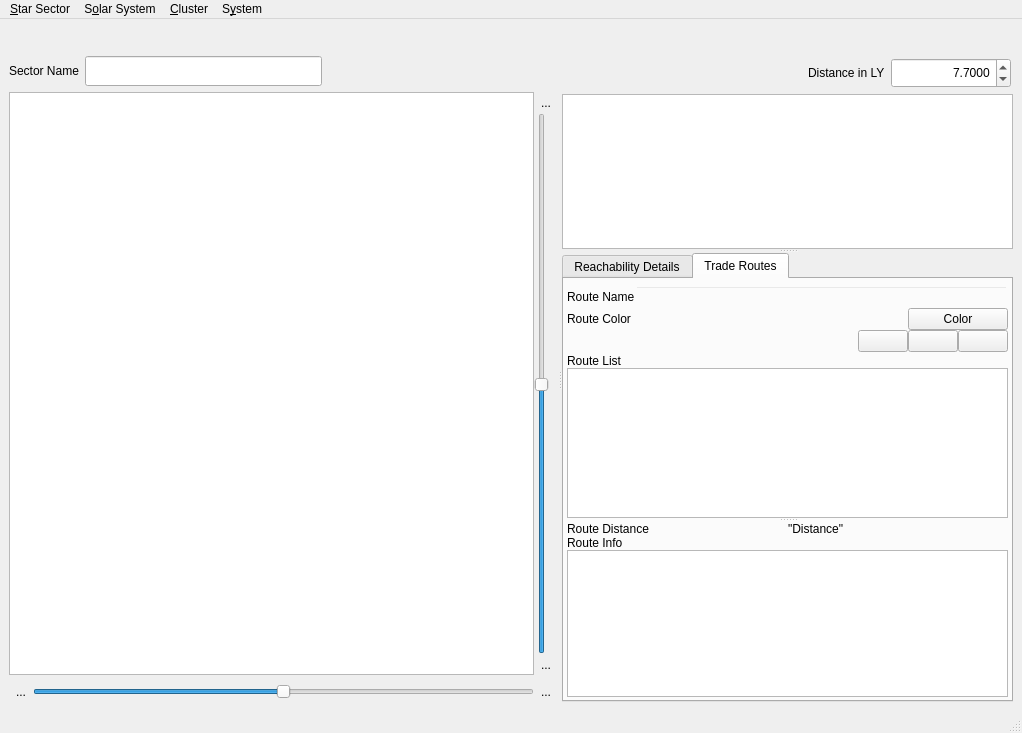
The window that src/warpmainwindow.ui (maxlambertini/Warp2010) describes before a commit, drawn with Qt 5.
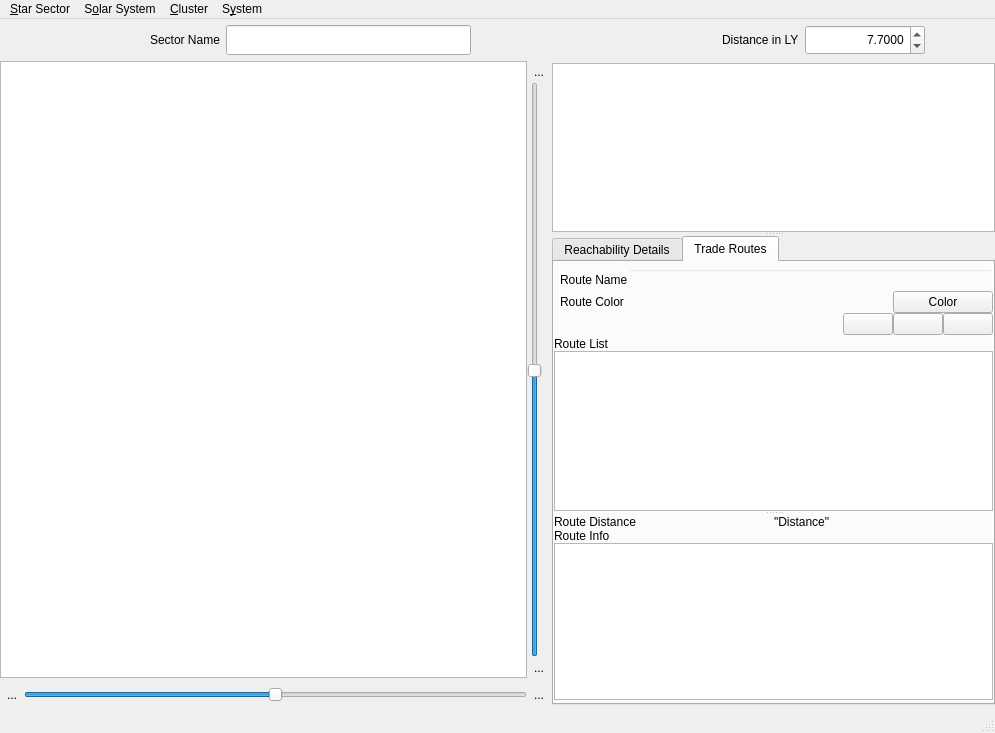
The same window after the commit. The open tabs and pages were chosen to show the change. Icons and pictures are not drawn. Custom widgets are drawn as their Qt base class.

```diff
--- a/src/warpmainwindow.ui
+++ b/src/warpmainwindow.ui
@@ -6,7 +6,7 @@
    <rect>
     <x>0</x>
     <y>0</y>
-    <width>1022</width>
+    <width>995</width>
     <height>733</height>
    </rect>
   </property>
@@ -34,13 +34,34 @@
   </property>
   <widget class="QWidget" name="centralwidget">
    <layout class="QVBoxLayout" name="verticalLayout_8">
+    <property name="leftMargin">
+     <number>0</number>
+    </property>
+    <property name="topMargin">
+     <number>6</number>
+    </property>
+    <property name="rightMargin">
+     <number>0</number>
+    </property>
+    <property name="bottomMargin">
+     <number>6</number>
+    </property>
     <item>
-     <layout class="QHBoxLayout" name="horizontalLayout_7">
+     <layout class="QHBoxLayout" name="horizontalLayout_9">
+      <property name="rightMargin">
+       <number>12</number>
+      </property>
       <item>
        <layout class="QHBoxLayout" name="horizontalLayout_4">
         <property name="spacing">
          <number>0</number>
         </property>
+        <property name="leftMargin">
+         <number>12</number>
+        </property>
+        <property name="rightMargin">
+         <number>12</number>
+        </property>
         <item>
          <widget class="QPushButton" name="btn_Star_Sector_View">
           <property name="text">
@@ -106,17 +127,107 @@
        </layout>
       </item>
       <item>
-       <spacer name="horizontalSpacer_5">
-        <property name="orientation">
-         <enum>Qt::Horizontal</enum>
+       <layout class="QHBoxLayout" name="layoutInfoSector">
+        <property name="rightMargin">
+         <number>12</number>
         </property>
-        <property name="sizeHint" stdset="0">
-         <size>
-          <width>40</width>
-          <height>20</height>
-         </size>
-        </property>
-       </spacer>
+        <item>
+         <widget class="QLabel" name="lblSectorName">
+          <property name="text">
+           <string>Sector Name</string>
+          </property>
+          <property name="margin">
+           <number>0</number>
+          </property>
+         </widget>
+        </item>
+        <item>
+         <widget class="QLineEdit" name="txtSectorName">
+          <property name="minimumSize">
+           <size>
+            <width>0</width>
+            <height>30</height>
+           </size>
+          </property>
+          <property name="maximumSize">
+           <size>
+            <width>300</width>
+            <height>16777215</height>
+           </size>
+          </property>
+         </widget>
+        </item>
+        <item>
+         <spacer name="horizontalSpacer">
+          <property name="orientation">
+           <enum>Qt::Horizontal</enum>
+          </property>
+          <property name="sizeHint" stdset="0">
+           <size>
+            <width>38</width>
+            <height>27</height>
+           </size>
+          </property>
+         </spacer>
+        </item>
+        <item>
+         <widget class="QLabel" name="lblSpinDistance">
+          <property name="enabled">
+           <bool>true</bool>
+          </property>
+          <property name="styleSheet">
+           <string notr="true">background-color: transparent;</string>
+          </property>
+          <property name="text">
+           <string>Distance in LY</string>
+          </property>
+          <property name="alignment">
+           <set>Qt::AlignLeading|Qt::AlignLeft|Qt::AlignVCenter</set>
+          </property>
+          <property name="indent">
+           <number>0</number>
+          </property>
+         </widget>
+        </item>
+        <item>
+         <widget class="QDoubleSpinBox" name="spinDistance">
+          <property name="minimumSize">
+           <size>
+            <width>120</width>
+            <height>30</height>
+           </size>
+          </property>
+          <property name="toolTip">
+           <string>Set jump distance.
+Double click on a star below to recalculate a new jumpweb centered on the selected star using the distance as the maximum jump limit</string>
+          </property>
+          <property name="styleSheet">
+           <string notr="true"/>
+          </property>
+          <property name="frame">
+           <bool>true</bool>
+          </property>
+          <property name="alignment">
+           <set>Qt::AlignRight|Qt::AlignTrailing|Qt::AlignVCenter</set>
+          </property>
+          <property name="decimals">
+           <number>4</number>
+          </property>
+          <property name="minimum">
+           <double>0.005000000000000</double>
+          </property>
+          <property name="maximum">
+           <double>20.000000000000000</double>
+          </property>
+          <property name="singleStep">
+           <double>0.250000000000000</double>
+          </property>
+          <property name="value">
+           <double>7.700000000000000</double>
+          </property>
+         </widget>
+        </item>
+       </layout>
       </item>
       <item>
        <widget class="QPushButton" name="btnContextualMenu">
@@ -125,7 +236,7 @@
         </property>
         <property name="icon">
          <iconset resource="Resources.qrc">
-          <normaloff>:/new/Bitmaps/pics/window_background.png</normaloff>:/new/Bitmaps/pics/window_background.png</iconset>
+          <normaloff>:/Elementary/pics/Elementary/document-properties.svg</normaloff>:/Elementary/pics/Elementary/document-properties.svg</iconset>
         </property>
         <property name="iconSize">
          <size>
@@ -145,6 +256,9 @@
       <property name="orientation">
        <enum>Qt::Horizontal</enum>
       </property>
+      <property name="handleWidth">
+       <number>1</number>
+      </property>
       <widget class="QStackedWidget" name="stackedWidget">
        <property name="currentIndex">
         <number>0</number>
@@ -169,49 +283,10 @@
             <number>6</number>
            </property>
            <item>
-            <layout class="QHBoxLayout" name="horizontalLayout_6" stretch="0,0,0">
+            <layout class="QHBoxLayout" name="horizontalLayout_6" stretch="">
              <property name="spacing">
               <number>6</number>
              </property>
-             <item>
-              <widget class="QLabel" name="label_7">
-               <property name="text">
-                <string>Sector Name</string>
-               </property>
-               <property name="margin">
-                <number>0</number>
-               </property>
-              </widget>
-             </item>
-             <item>
-              <widget class="QLineEdit" name="txtSectorName">
-               <property name="minimumSize">
-                <size>
-                 <width>0</width>
-                 <height>30</height>
-                </size>
-               </property>
-               <property name="maximumSize">
-                <size>
-                 <width>300</width>
-                 <height>16777215</height>
-                </size>
-               </property>
-              </widget>
-             </item>
-             <item>
-              <spacer name="horizontalSpacer_4">
-               <property name="orientation">
-                <enum>Qt::Horizontal</enum>
-               </property>
-               <property name="sizeHint" stdset="0">
-                <size>
-                 <width>40</width>
-                 <height>20</height>
-                </size>
-               </property>
-              </spacer>
-             </item>
             </layout>
            </item>
            <item>
@@ -368,7 +443,7 @@
         </layout>
        </widget>
        <widget class="QWidget" name="page_2">
-        <layout class="QVBoxLayout" name="verticalLayout_7" stretch="0,1">
+        <layout class="QVBoxLayout" name="verticalLayout_7" stretch="1">
          <property name="leftMargin">
           <number>1</number>
          </property>
@@ -381,19 +456,6 @@
          <property name="bottomMargin">
           <number>0</number>
          </property>
-         <item>
-          <widget class="QLabel" name="label_8">
-           <property name="maximumSize">
-            <size>
-             <width>16777215</width>
-             <height>14</height>
-            </size>
-           </property>
-           <property name="text">
-            <string>Solar System Layout</string>
-           </property>
-          </widget>
-         </item>
          <item>
           <widget class="SolarSystemViewWidget" name="solsysView" native="true"/>
          </item>
@@ -461,73 +523,6 @@
            <property name="bottomMargin">
             <number>0</number>
            </property>
-           <item>
-            <spacer name="horizontalSpacer">
-             <property name="orientation">
-              <enum>Qt::Horizontal</enum>
-             </property>
-             <property name="sizeHint" stdset="0">
-              <size>
-               <width>40</width>
-               <height>20</height>
-              </size>
-             </property>
-            </spacer>
-           </item>
-           <item>
-            <widget class="QLabel" name="label_2">
-             <property name="styleSheet">
-              <string notr="true">background-color: transparent;</string>
-             </property>
-             <property name="text">
-              <string>Distance in LY</string>
-             </property>
-             <property name="alignment">
-              <set>Qt::AlignLeading|Qt::AlignLeft|Qt::AlignVCenter</set>
-             </property>
-             <property name="indent">
-              <number>0</number>
-             </property>
-            </widget>
-           </item>
-           <item>
-            <widget class="QDoubleSpinBox" name="spinDistance">
-             <property name="minimumSize">
-              <size>
-               <width>120</width>
-               <height>30</height>
-              </size>
-             </property>
-             <property name="toolTip">
-              <string>Set jump distance.
-Double click on a star below to recalculate a new jumpweb centered on the selected star using the distance as the maximum jump limit</string>
-             </property>
-             <property name="styleSheet">
-              <string notr="true"/>
-             </property>
-             <property name="frame">
-              <bool>true</bool>
-             </property>
-             <property name="alignment">
-              <set>Qt::AlignRight|Qt::AlignTrailing|Qt::AlignVCenter</set>
-             </property>
-             <property name="decimals">
-              <number>4</number>
-             </property>
-             <property name="minimum">
-              <double>0.005000000000000</double>
-             </property>
-             <property name="maximum">
-              <double>20.000000000000000</double>
-             </property>
-             <property name="singleStep">
-              <double>0.250000000000000</double>
-             </property>
-             <property name="value">
-              <double>7.700000000000000</double>
-             </property>
-            </widget>
-           </item>
           </layout>
          </item>
          <item>
@@ -580,7 +575,7 @@
          <enum>QTabWidget::Rounded</enum>
         </property>
         <property name="currentIndex">
-         <number>0</number>
+         <number>1</number>
         </property>
         <widget class="QWidget" name="tabStarList">
          <attribute name="title">
@@ -588,13 +583,13 @@
          </attribute>
          <layout class="QVBoxLayout" name="verticalLayout_6">
           <property name="leftMargin">
-           <number>3</number>
+           <number>0</number>
           </property>
           <property name="topMargin">
            <number>3</number>
           </property>
           <property name="rightMargin">
-           <number>3</number>
+           <number>0</number>
           </property>
           <property name="bottomMargin">
            <number>3</number>
@@ -637,19 +632,22 @@
            <number>0</number>
           </property>
           <property name="leftMargin">
-           <number>3</number>
+           <number>0</number>
           </property>
           <property name="topMargin">
            <number>3</number>
           </property>
           <property name="rightMargin">
-           <number>3</number>
+           <number>0</number>
           </property>
           <property name="bottomMargin">
            <number>3</number>
           </property>
           <item>
            <layout class="QGridLayout" name="gridLayout">
+            <property name="leftMargin">
+             <number>6</number>
+            </property>
             <property name="topMargin">
              <number>4</number>
             </property>
@@ -830,6 +828,9 @@
                 <property name="text">
                  <string>Route List</string>
                 </property>
+                <property name="margin">
+                 <number>6</number>
+                </property>
                </widget>
               </item>
               <item>
@@ -917,7 +918,7 @@
     <rect>
      <x>0</x>
      <y>0</y>
-     <width>1022</width>
+     <width>995</width>
      <height>21</height>
     </rect>
    </property>
```
